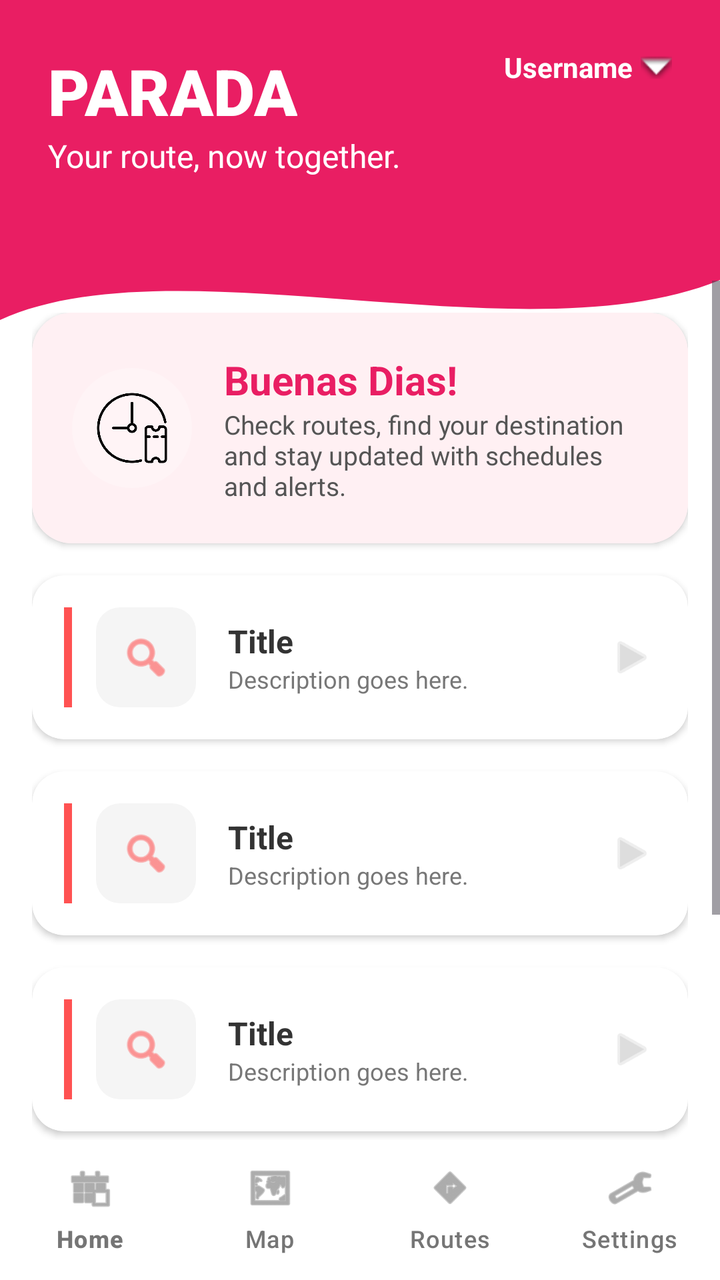
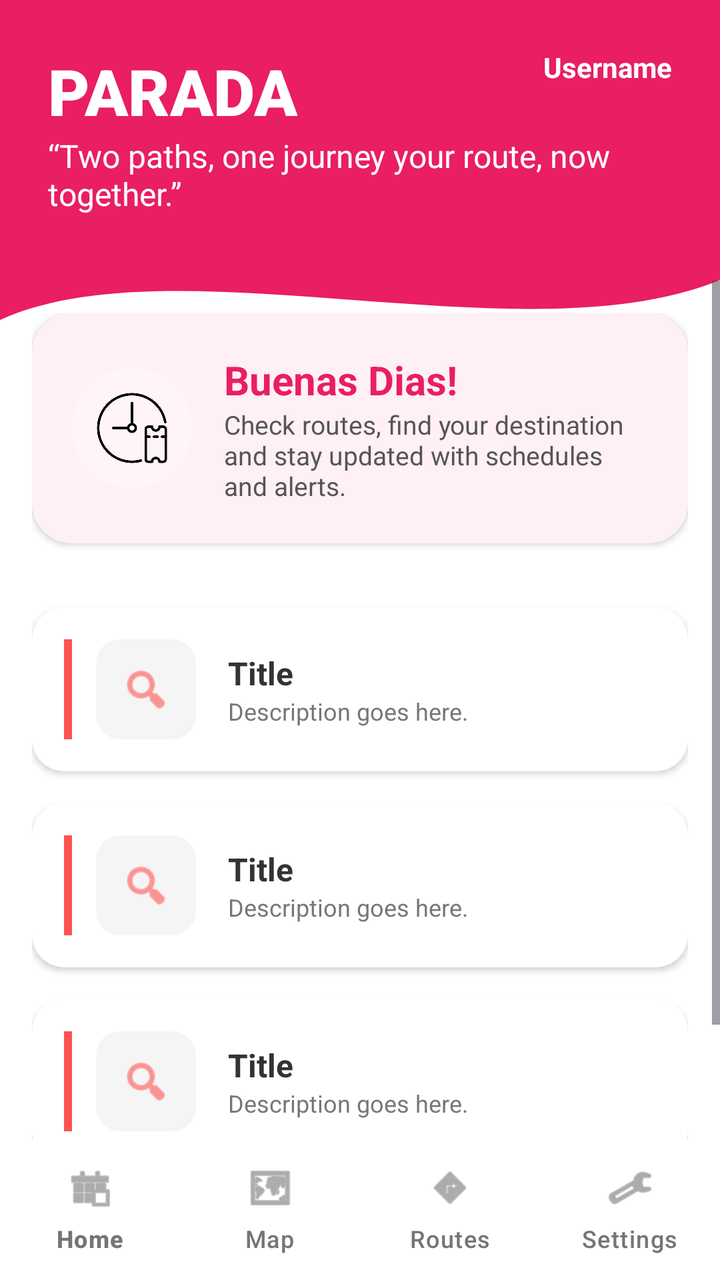

An Android layout rendered at two revisions. The XML below is the earlier revision; the diff shows what the commit changed to produce the second picture.
<!-- AndroidManifest.xml: application theme Theme.Parada_Finals -->
<!-- res/layout/activity_landing.xml -->
<?xml version="1.0" encoding="utf-8"?>
<RelativeLayout xmlns:android="http://schemas.android.com/apk/res/android"
    xmlns:app="http://schemas.android.com/apk/res-auto"
    android:layout_width="match_parent"
    android:layout_height="match_parent"
    android:background="#FFFFFF">

    
    <RelativeLayout
        android:id="@+id/header"
        android:layout_width="match_parent"
        android:layout_height="180dp"
        android:background="@drawable/header_bg_wave"
        android:padding="24dp">

        <TextView
            android:id="@+id/tvAppName"
            android:layout_width="wrap_content"
            android:layout_height="wrap_content"
            android:text="PARADA"
            android:textColor="#FFFFFF"
            android:textSize="32sp"
            android:textStyle="bold"
            android:fontFamily="sans-serif-black" />

        <TextView
            android:layout_width="wrap_content"
            android:layout_height="wrap_content"
            android:layout_below="@id/tvAppName"
            android:text="Your route, now together."
            android:textColor="#FFFFFF"
            android:textSize="16sp" />

        <LinearLayout
            android:layout_width="wrap_content"
            android:layout_height="wrap_content"
            android:layout_alignParentEnd="true"
            android:gravity="center_vertical"
            android:orientation="horizontal">

            <TextView
                android:id="@+id/tvUsernameHeader"
                android:layout_width="wrap_content"
                android:layout_height="wrap_content"
                android:text="Username"
                android:textColor="#FFFFFF"
                android:textSize="14sp"
                android:textStyle="bold"
                android:drawableEnd="@android:drawable/arrow_down_float"
                android:drawablePadding="4dp"
                android:clickable="true"
                android:focusable="true"/>
        </LinearLayout>

    </RelativeLayout>

    <ScrollView
        android:layout_width="match_parent"
        android:layout_height="match_parent"
        android:layout_below="@id/header"
        android:layout_marginTop="-40dp"
        android:layout_above="@id/bottom_navigation"
        android:clipToPadding="false"
        android:paddingBottom="20dp">

        <LinearLayout
            android:layout_width="match_parent"
            android:layout_height="wrap_content"
            android:orientation="vertical"
            android:padding="16dp">

            
            <androidx.cardview.widget.CardView
                android:layout_width="match_parent"
                android:layout_height="wrap_content"
                app:cardCornerRadius="20dp"
                app:cardElevation="2dp"
                android:layout_marginBottom="16dp">
                
                <LinearLayout
                    android:layout_width="match_parent"
                    android:layout_height="wrap_content"
                    android:orientation="horizontal"
                    android:padding="20dp"
                    android:background="@color/bg_light_red"
                    android:gravity="center_vertical">
                    
                    <ImageView
                        android:layout_width="60dp"
                        android:layout_height="60dp"
                        android:src="@drawable/img_4" 
                        android:background="@drawable/circle_bg_light"
                        android:padding="10dp"/>

                    <LinearLayout
                        android:layout_width="0dp"
                        android:layout_height="wrap_content"
                        android:layout_weight="1"
                        android:orientation="vertical"
                        android:layout_marginStart="16dp">
                        
                        <TextView
                            android:id="@+id/tvWelcomeUser"
                            android:layout_width="wrap_content"
                            android:layout_height="wrap_content"
                            android:text="Buenas Dias!"
                            android:textColor="@color/parada_red"
                            android:textSize="20sp"
                            android:textStyle="bold"/>
                        
                        <TextView
                            android:layout_width="wrap_content"
                            android:layout_height="wrap_content"
                            android:text="Check routes, find your destination and stay updated with schedules and alerts."
                            android:textColor="#555555"
                            android:textSize="13sp"/>
                    </LinearLayout>
                </LinearLayout>
            </androidx.cardview.widget.CardView>

            
            <include layout="@layout/item_menu_card"
                android:id="@+id/cardSearch" />

            
            <include layout="@layout/item_menu_card"
                android:id="@+id/cardRoutes" />

            
            <include layout="@layout/item_menu_card"
                android:id="@+id/cardTickets" />

            
            <include layout="@layout/item_menu_card"
                android:id="@+id/cardAlerts" />

        </LinearLayout>
    </ScrollView>

    <com.google.android.material.bottomnavigation.BottomNavigationView
        android:id="@+id/bottom_navigation"
        android:layout_alignParentBottom="true"
        android:background="#FFFFFF"
        app:menu="@menu/bottom_nav_menu"
        android:layout_width="match_parent"
        android:layout_height="70dp"
        app:elevation="8dp"
        app:itemIconSize="24dp"
        app:labelVisibilityMode="labeled"
        app:itemTextColor="@color/selected_grey"
        app:itemIconTint="@color/selected_grey"/>

</RelativeLayout>
<!-- res/layout/item_menu_card.xml (included above) -->
<?xml version="1.0" encoding="utf-8"?>
<androidx.cardview.widget.CardView xmlns:android="http://schemas.android.com/apk/res/android"
    xmlns:app="http://schemas.android.com/apk/res-auto"
    android:layout_width="match_parent"
    android:layout_height="wrap_content"
    android:layout_marginBottom="16dp"
    app:cardCornerRadius="16dp"
    app:cardElevation="2dp">

    <LinearLayout
        android:layout_width="match_parent"
        android:layout_height="wrap_content"
        android:orientation="horizontal"
        android:padding="16dp"
        android:gravity="center_vertical">

        
        <View
            android:id="@+id/sideBorder"
            android:layout_width="4dp"
            android:layout_height="match_parent"
            android:background="@color/card_red_side"
            android:layout_marginEnd="12dp"/>

        <ImageView
            android:id="@+id/itemIcon"
            android:layout_width="50dp"
            android:layout_height="50dp"
            android:background="@drawable/rounded_bg_light"
            android:padding="12dp"
            android:src="@android:drawable/ic_menu_search"
            app:tint="@color/card_red_side"/>

        <LinearLayout
            android:layout_width="0dp"
            android:layout_height="wrap_content"
            android:layout_weight="1"
            android:orientation="vertical"
            android:layout_marginStart="16dp">

            <TextView
                android:id="@+id/itemTitle"
                android:layout_width="wrap_content"
                android:layout_height="wrap_content"
                android:text="Title"
                android:textColor="#333333"
                android:textSize="16sp"
                android:textStyle="bold"/>

            <TextView
                android:id="@+id/itemDesc"
                android:layout_width="wrap_content"
                android:layout_height="wrap_content"
                android:text="Description goes here."
                android:textColor="#777777"
                android:textSize="12sp"/>
        </LinearLayout>

        <ImageView
            android:layout_width="24dp"
            android:layout_height="24dp"
            android:src="@android:drawable/ic_media_play"
            app:tint="#DDDDDD"
            android:rotation="0"/>

    </LinearLayout>
</androidx.cardview.widget.CardView>
<!-- resources referenced by this layout -->
<resources>
  <color name="bg_light_red">#FFF0F3</color>
  <color name="card_red_side">#FF5252</color>
  <color name="parada_red">#E91E63</color>
  <color name="selected_grey">#757575</color>
  <!-- drawable circle_bg_light (drawable) -->
  <?xml version="1.0" encoding="utf-8"?>
  <shape xmlns:android="http://schemas.android.com/apk/res/android"
      android:shape="oval">
      <solid android:color="#40FFFFFF" />
  </shape>
  <!-- drawable header_bg_wave (drawable) -->
  <?xml version="1.0" encoding="utf-8"?>
  <vector xmlns:android="http://schemas.android.com/apk/res/android"
      android:width="411dp"
      android:height="180dp"
      android:viewportWidth="411"
      android:viewportHeight="180">
      <path
          android:fillColor="#E91E63"
          android:pathData="M0,0H411V140C300,180 100,120 0,160V0Z" />
  </vector>
  <!-- drawable img_4: png bitmap (drawable, 15650 bytes) -->
  <!-- drawable rounded_bg_light (drawable) -->
  <?xml version="1.0" encoding="utf-8"?>
  <shape xmlns:android="http://schemas.android.com/apk/res/android"
      android:shape="rectangle">
      <corners android:radius="12dp" />
      <solid android:color="#F5F5F5" />
  </shape>
  <style name="Theme.Parada_Finals" parent="Base.Theme.Parada_Finals" />
  <style name="Base.Theme.Parada_Finals" parent="Theme.Material3.DayNight.NoActionBar">
          
          
      </style>
</resources>

<!-- the commit's change to res/layout/activity_landing.xml (unified diff, before → after) -->
@@ -27,7 +27,7 @@
             android:layout_width="wrap_content"
             android:layout_height="wrap_content"
             android:layout_below="@id/tvAppName"
-            android:text="Your route, now together."
+            android:text="“Two paths, one journey your route, now together.”"
             android:textColor="#FFFFFF"
             android:textSize="16sp" />
 
@@ -46,8 +46,6 @@
                 android:textColor="#FFFFFF"
                 android:textSize="14sp"
                 android:textStyle="bold"
-                android:drawableEnd="@android:drawable/arrow_down_float"
-                android:drawablePadding="4dp"
                 android:clickable="true"
                 android:focusable="true"/>
         </LinearLayout>
@@ -118,6 +116,10 @@
                 </LinearLayout>
             </androidx.cardview.widget.CardView>
 
+            <View
+                android:layout_width="match_parent"
+                android:layout_height="16dp" />
+
             
             <include layout="@layout/item_menu_card"
                 android:id="@+id/cardSearch" />
@@ -128,11 +130,7 @@
 
             
             <include layout="@layout/item_menu_card"
-                android:id="@+id/cardTickets" />
-
-            
-            <include layout="@layout/item_menu_card"
-                android:id="@+id/cardAlerts" />
+                android:id="@+id/cardSettings" />
 
         </LinearLayout>
     </ScrollView>
@@ -210,12 +208,7 @@
                 android:textSize="12sp"/>
         </LinearLayout>
 
-        <ImageView
-            android:layout_width="24dp"
-            android:layout_height="24dp"
-            android:src="@android:drawable/ic_media_play"
-            app:tint="#DDDDDD"
-            android:rotation="0"/>
+
 
     </LinearLayout>
 </androidx.cardview.widget.CardView>
